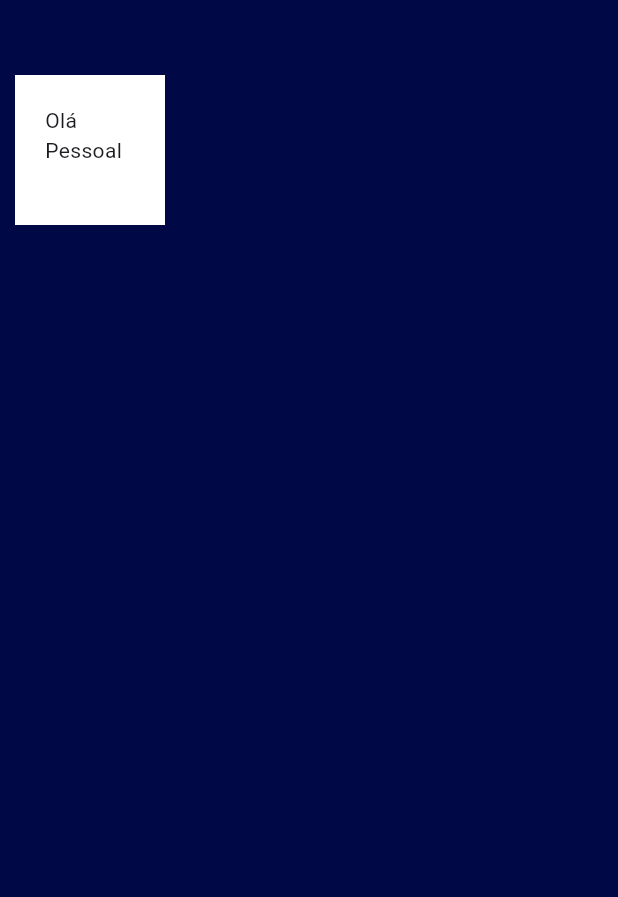
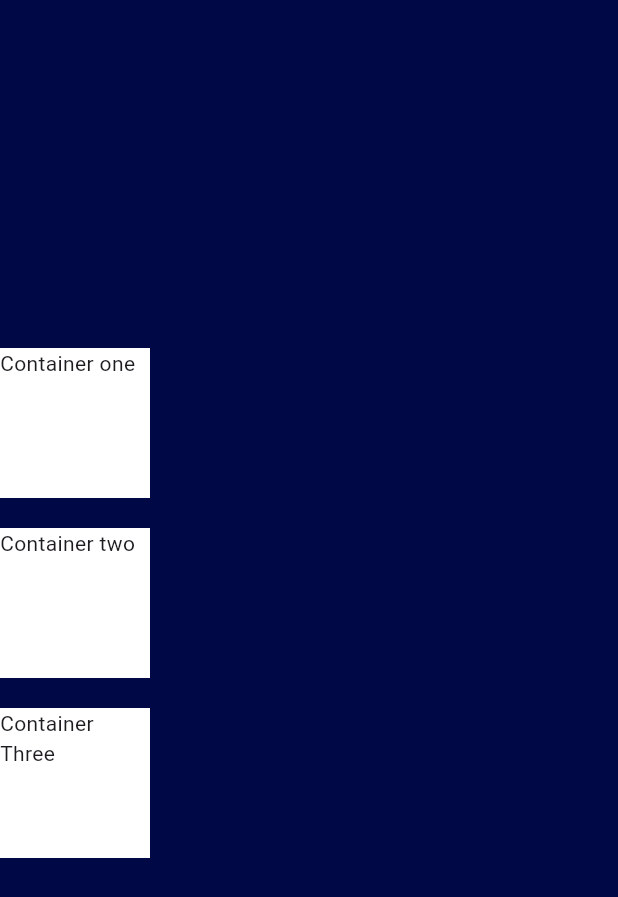
Before and after one commit to pame11a/My-Card, a Flutter app: the screen it shows after launch, on a phone screen of 412 x 824 dp. Shown: the top 897 px of the screen. Run offline on Flutter 3.47's test engine with Material 3 defaults, Android fonts, the phone set to English and light mode, and no system bars.

Commit message:
Add os container

```diff
--- a/lib/main.dart
+++ b/lib/main.dart
@@ -1,27 +1,52 @@
 import 'package:flutter/material.dart';
+import 'package:flutter/rendering.dart';
 
-void main(){
-  runApp(
-    MeuApp()
-  );
+void main() {
+  runApp(MeuApp());
 }
+
+const Color corAzulPersonalizada = Color(0xFF000945);
 
 class MeuApp extends StatelessWidget {
   @override
   Widget build(BuildContext context) {
-      return MaterialApp(
-        home: Scaffold(
-          backgroundColor: const Color(0xFF000945),
-          body: SafeArea(
-            child: Container(
-              padding: EdgeInsets.all(20.0),
-              margin: EdgeInsets.symmetric(vertical: 50.0, horizontal: 10.0),
-              height: 100.0,
-              width: 100.0,
-              color: Colors.white,
-              child: Text('Olá Pessoal'),
-            ),
+    return MaterialApp(
+      home: Scaffold(
+        backgroundColor: corAzulPersonalizada,
+        body: SafeArea(
+          child: Column(
+            mainAxisAlignment: MainAxisAlignment.center,
+            children: <Widget>[
+              Container(
+                height: 100.0, //altura
+                width: 100.0, //largura
+                color: Colors.white,
+                child: Text('Container one'),
+              ),
+              SizedBox(
+                height: 20.0, //altura
+              ),
+              Container(
+                height: 100.0, //altura
+                width: 100.0, //largura
+                color: Colors.white,
+                child: Text('Container two'),
+              ),
+              SizedBox(
+                height: 20.0, //altura
+              ),
+              Container(
+                height: 100.0, //altura
+                width: 100.0, //largura
+                color: Colors.white,
+                child: Text('Container Three'),
+              ),
+              SizedBox(
+                height: 20.0, //altura
+              ),
+            ],
           ),
+        ),
       ),
     );
   }
```
